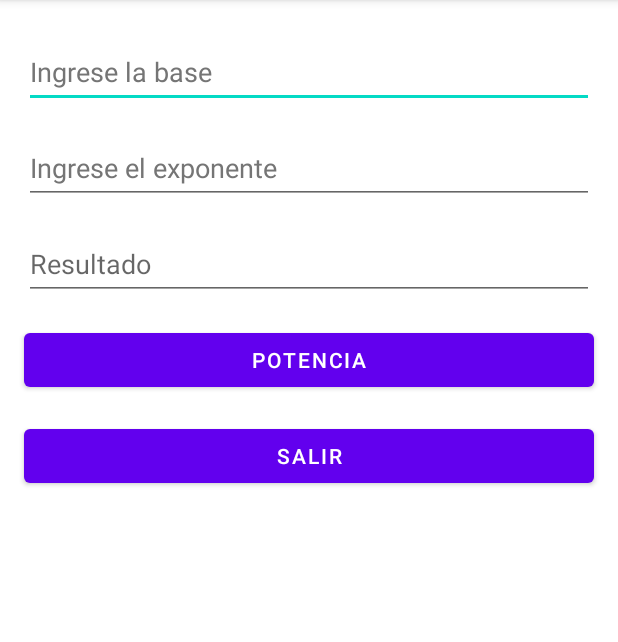
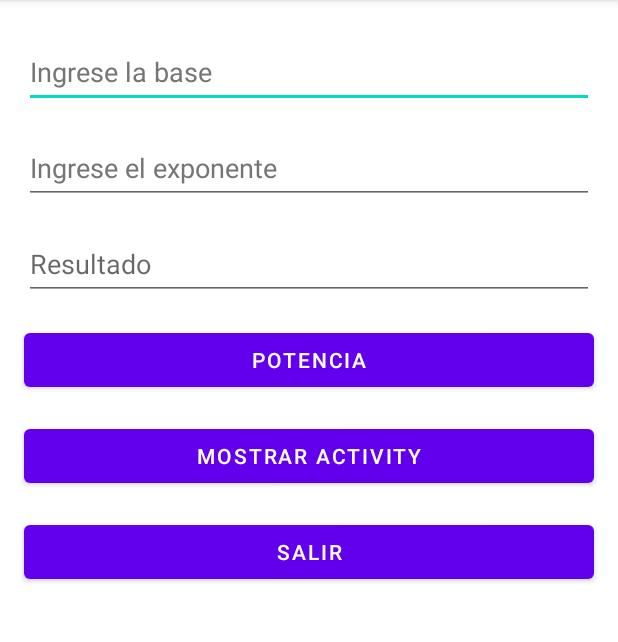
Before and after one commit to fisei-aplicaciones-moviles/App_002, an Android app: the MainActivity screen opened directly, with no data from a screen before it, on a phone screen of 412 x 824 dp, the part 84-726 px from its top. Run offline under Robolectric (Android 15) with nearby library versions, the phone set to English and light mode, and no system bars; 1 statement that could not run was skipped.

Commit message:
Commit luego el commit remoto

```diff
--- a/app/src/main/AndroidManifest.xml
+++ b/app/src/main/AndroidManifest.xml
@@ -11,7 +11,11 @@
         android:theme="@style/Theme.App_002">
         <activity
             android:name=".TercerActivity"
-            android:exported="false" />
+            android:exported="true">
+
+        </activity>
+
+
         <activity
             android:name=".IngresoActivity"
             android:exported="true">
--- a/app/src/main/java/fisei/uta/ec/app_002/MainActivity.java
+++ b/app/src/main/java/fisei/uta/ec/app_002/MainActivity.java
@@ -2,6 +2,7 @@ package fisei.uta.ec.app_002;
 
 import androidx.appcompat.app.AppCompatActivity;
 
+import android.content.Intent;
 import android.os.Bundle;
 import android.view.View;
 import android.widget.Button;
@@ -56,10 +57,13 @@ public class MainActivity extends AppCompatActivity {
        });
 
        // obtener los parametros
-        Bundle bundle = getIntent().getExtras();
+        Bundle bundle = this.getIntent().getExtras();
 
        // et_resultado.setText(bundle.getString("variable_usuario"));
-        et_resultado.setText(bundle.getString("variable_clave"));
+       // et_resultado.setText(bundle.getString("variable_clave"));
+      //  et_segundoValor.setText(bundle.getString("variable_clave"));
+        this.getSupportActionBar().setTitle("Esta conectado con el usuario:" +
+                bundle.getString("variable_usuario"));
     }
 
 /*
@@ -91,4 +95,12 @@ public class MainActivity extends AppCompatActivity {
     {
 
     }
+
+    public void onClicMostrarActivity(View view)
+    {
+        Intent intent = new Intent(this, TercerActivity.class);
+
+        // con el metodod (putExtra) pasar los parametros
+        this.startActivity(intent);
+    }
 }
--- a/app/src/main/res/layout/activity_main.xml
+++ b/app/src/main/res/layout/activity_main.xml
@@ -13,6 +13,7 @@
         android:layout_marginStart="16dp"
         android:layout_marginTop="24dp"
         android:layout_marginEnd="16dp"
+        android:autofillHints=""
         android:ems="10"
         android:hint="@string/edittext_hint_primervalor"
         android:inputType="numberSigned"
@@ -21,8 +22,7 @@
         app:layout_constraintEnd_toEndOf="parent"
         app:layout_constraintStart_toStartOf="parent"
         app:layout_constraintTop_toTopOf="parent"
-        tools:ignore="SpeakableTextPresentCheck"
-        android:autofillHints="" />
+        tools:ignore="SpeakableTextPresentCheck" />
 
     <EditText
         android:id="@+id/editTextSegundoValor"
@@ -31,6 +31,7 @@
         android:layout_marginStart="16dp"
         android:layout_marginTop="16dp"
         android:layout_marginEnd="16dp"
+        android:autofillHints=""
         android:ems="10"
         android:hint="@string/edittext_hint_segundovalor"
         android:inputType="numberSigned"
@@ -39,8 +40,7 @@
         app:layout_constraintEnd_toEndOf="parent"
         app:layout_constraintStart_toStartOf="parent"
         app:layout_constraintTop_toBottomOf="@+id/editTextPrimerValor"
-        tools:ignore="SpeakableTextPresentCheck"
-        android:autofillHints="" />
+        tools:ignore="SpeakableTextPresentCheck" />
 
     <EditText
         android:id="@+id/editTextResultado"
@@ -49,15 +49,16 @@
         android:layout_marginStart="16dp"
         android:layout_marginTop="16dp"
         android:layout_marginEnd="16dp"
+        android:autofillHints=""
         android:ems="10"
+        android:focusable="false"
         android:hint="@string/edittext_hint_resultado"
         android:inputType="numberSigned"
         android:minHeight="48dp"
         app:layout_constraintEnd_toEndOf="parent"
         app:layout_constraintStart_toStartOf="parent"
         app:layout_constraintTop_toBottomOf="@+id/editTextSegundoValor"
-        tools:ignore="SpeakableTextPresentCheck"
-        android:autofillHints="" />
+        tools:ignore="SpeakableTextPresentCheck" />
 
     <Button
         android:id="@+id/buttonPotencia"
@@ -80,6 +81,21 @@
         android:layout_marginEnd="16dp"
         android:text="@string/button_text_salir"
         app:layout_constraintEnd_toEndOf="parent"
+        app:layout_constraintHorizontal_bias="0.0"
+        app:layout_constraintStart_toStartOf="parent"
+        app:layout_constraintTop_toBottomOf="@+id/buttonMostrarActivity" />
+
+    <Button
+        android:id="@+id/buttonMostrarActivity"
+        android:layout_width="0dp"
+        android:layout_height="wrap_content"
+        android:layout_marginStart="16dp"
+        android:layout_marginTop="16dp"
+        android:layout_marginEnd="16dp"
+        android:onClick="onClicMostrarActivity"
+        android:text="@string/button_text_mostraractivity"
+        app:layout_constraintEnd_toEndOf="parent"
+        app:layout_constraintHorizontal_bias="0.498"
         app:layout_constraintStart_toStartOf="parent"
         app:layout_constraintTop_toBottomOf="@+id/buttonPotencia" />
 </androidx.constraintlayout.widget.ConstraintLayout>
--- a/app/src/main/res/values/strings.xml
+++ b/app/src/main/res/values/strings.xml
@@ -12,5 +12,6 @@
     <string name="edittext_hint_clave">Digite la clave</string>
 
     <string name="button_text_ingresar">Ingresar</string>
+    <string name="button_text_mostraractivity">Mostrar Activity</string>
 
 </resources>
```
Also changed, not shown: 2 other files.
